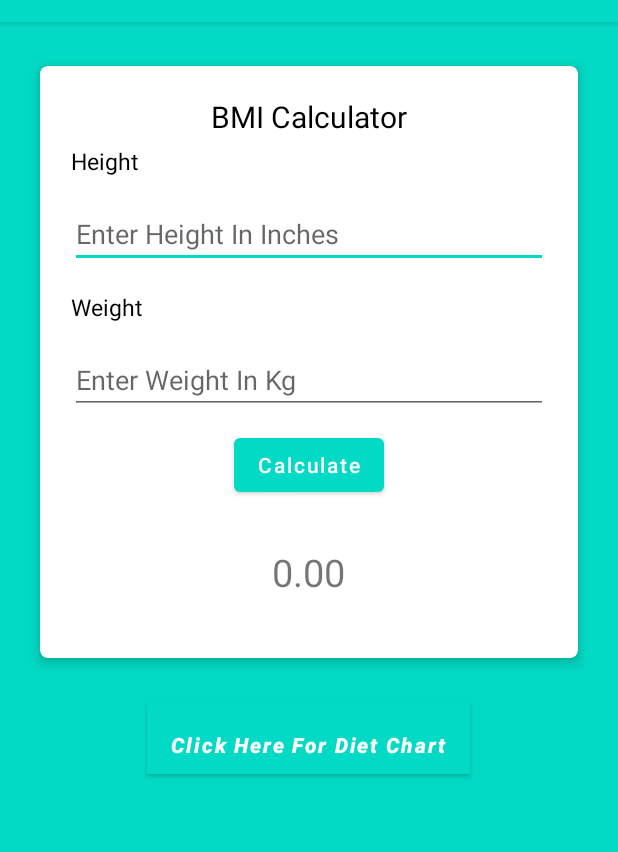
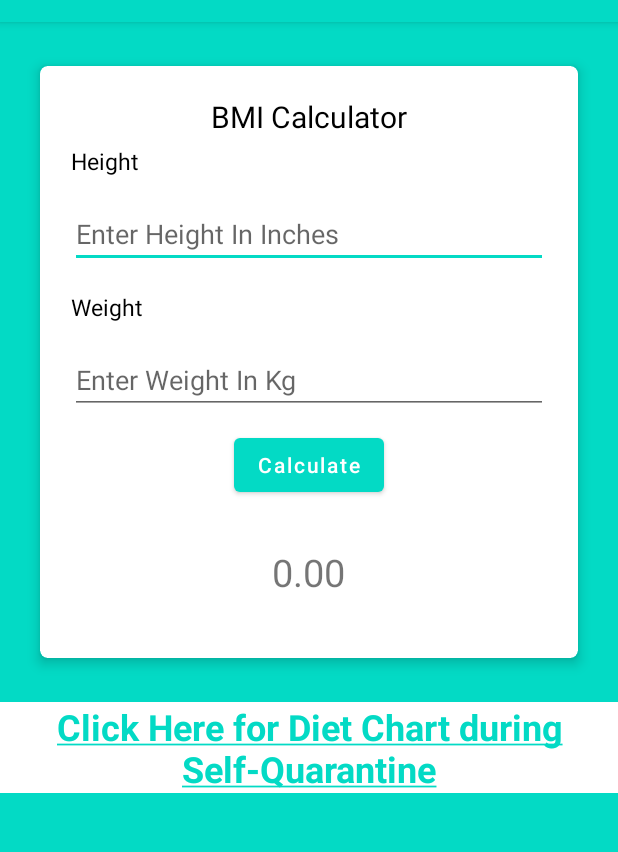
Before and after one commit to vineetha-batchu/covid19-prediction, an Android app: the BmiActivity screen opened directly, with no data from a screen before it, on a phone screen of 412 x 824 dp, the part 62-914 px from its top. Run offline under Robolectric (Android 15) with nearby library versions, the phone set to English and light mode, and no system bars.

Commit message:
Bmi activity crash solved

```diff
--- a/app/src/main/java/com/example/group2_project/BmiActivity.java
+++ b/app/src/main/java/com/example/group2_project/BmiActivity.java
@@ -4,6 +4,7 @@ import android.app.Activity;
 import android.content.Intent;
 import android.net.Uri;
 import android.os.Bundle;
+import android.text.method.LinkMovementMethod;
 import android.view.View;
 import android.view.inputmethod.InputMethodManager;
 import android.widget.Button;
@@ -18,7 +19,7 @@ public class BmiActivity extends AppCompatActivity {
 
     EditText height,weight;
     Button calculateBtn, dietChartBtn;
-    TextView bmiTV;
+    TextView bmiTV,linkTV;
     @Override
     protected void onCreate(Bundle savedInstanceState) {
         super.onCreate(savedInstanceState);
@@ -27,7 +28,9 @@ public class BmiActivity extends AppCompatActivity {
         weight = findViewById(R.id.etWeight);
         calculateBtn = findViewById(R.id.btnCalculate);
         bmiTV = findViewById(R.id.tvResult);
-        dietChartBtn = findViewById(R.id.btn_diet_chart);
+        linkTV = findViewById(R.id.textViewYouLink);
+        linkTV.setMovementMethod(LinkMovementMethod.getInstance());
+       // dietChartBtn = findViewById(R.id.btn_diet_chart);
         calculateBtn.setOnClickListener(v -> {
             if (!height.getText().toString().isEmpty() && !weight.getText().toString().isEmpty())
             {
@@ -41,9 +44,9 @@ public class BmiActivity extends AppCompatActivity {
             }
         });
 
-        dietChartBtn.setOnClickListener(v -> {
-            openDietChart();
-        });
+//        dietChartBtn.setOnClickListener(v -> {
+//            openDietChart();
+//        });
     }
     private void calculateBMI()
     {
--- a/app/src/main/java/com/example/group2_project/FaqActivity.java
+++ b/app/src/main/java/com/example/group2_project/FaqActivity.java
@@ -1,23 +1,20 @@
 package com.example.group2_project;
 
-import android.content.Intent;
-import android.net.Uri;
 import android.os.Bundle;
 import android.text.method.LinkMovementMethod;
-import android.view.View;
 import android.widget.TextView;
 
 import androidx.annotation.Nullable;
 import androidx.appcompat.app.AppCompatActivity;
 
 public class FaqActivity extends AppCompatActivity {
-    TextView textView;
+    TextView textlink;
 
     @Override
     protected void onCreate(@Nullable Bundle savedInstanceState) {
         super.onCreate(savedInstanceState);
         setContentView(R.layout.activity_faq);
-        textView = findViewById(R.id.textViewLink);
-        textView.setMovementMethod(LinkMovementMethod.getInstance());
+        textlink = findViewById(R.id.textViewLink);
+        textlink.setMovementMethod(LinkMovementMethod.getInstance());
     }
 }
--- a/app/src/main/res/layout/activity_bmi.xml
+++ b/app/src/main/res/layout/activity_bmi.xml
@@ -95,17 +95,29 @@
 
     </androidx.cardview.widget.CardView>
 
-    <Button
-        android:id="@+id/btn_diet_chart"
+    <!--    <Button-->
+    <!--        android:id="@+id/btn_diet_chart"-->
+    <!--        android:layout_width="wrap_content"-->
+    <!--        android:layout_height="wrap_content"-->
+    <!--        android:text="Click Here For Diet Chart"-->
+    <!--        android:background="@color/white"-->
+    <!--        android:backgroundTint="@color/white"-->
+    <!--        android:layout_gravity="center_horizontal"-->
+    <!--        android:gravity="bottom"-->
+    <!--        android:textAllCaps="false"-->
+    <!--        android:textStyle="bold|italic"-->
+    <!--        android:textSize="14sp"/>-->
+    <TextView
+        android:id="@+id/textViewYouLink"
         android:layout_width="wrap_content"
         android:layout_height="wrap_content"
-        android:text="Click Here For Diet Chart"
+        android:layout_centerInParent="true"
         android:background="@color/white"
         android:backgroundTint="@color/white"
-        android:layout_gravity="center_horizontal"
-        android:gravity="bottom"
-        android:textAllCaps="false"
-        android:textStyle="bold|italic"
-        android:textSize="14sp"/>
+        android:gravity="center"
+        android:text="@string/messageWithYLink"
+
+        android:textSize="24sp"
+        android:textStyle="bold" />
 
 </LinearLayout>
--- a/app/src/main/res/values/strings.xml
+++ b/app/src/main/res/values/strings.xml
@@ -11,9 +11,10 @@
     <string name="calculate">Calculate</string>
     <string
         name="messageWithLink"><a href="https://www.ncbi.nlm.nih.gov/pmc/articles/PMC7222643/">This prediction is based on the results of research paper</a></string>
+    <string
+        name="messageWithYLink"><a href="http://www.euro.who.int/en/health-topics/health-emergencies/coronavirus-covid-19/publications-and-technical-guidance/food-and-nutrition-tips-during-self-quarantine">Click Here for Diet Chart during Self-Quarantine</a></string>
     <string name="cretinine_levels">The kidneys are responsible for keeping the level of creatinine in the blood within a normal range.Normal levels of creatinine in the blood are approximately 0.6 to 1.2 milligrams (mg) per deciliter (dL) in adult males and 0.5 to 1.1 milligrams per deciliter in adult females. </string>
     <string name="bmi_descption_str">The body mass index BMI is a measure that uses your height and weight to work out if your weight is healthy.The BMI calculation divides an adults weight in kilograms by their height in metres squared. For most Adults ideal BMI is in the 18.5 to 24.9 range.</string>
     <string name="abot_desc_str">This Application helps to identify the probability whether a person can get COVID or not. It also calculates the measure for BMI and suggests a diet chart, Predicts the vaccination date, Pharmacies list which gives the list of pharmacies for covid medicines around 50 miles from Maryville and a medicine remainder.</string>
-    <!--    <string name="bmi_desc">The body mass index BMI is a measure that uses your height and weight to work out if your weight is healthy.The BMI calculation divides an adult\\'s weight in kilograms by their height in metres squared. For most adults, an ideal BMI is in the 18.5 to 24.9 range.</string>-->
 
 </resources>
```
